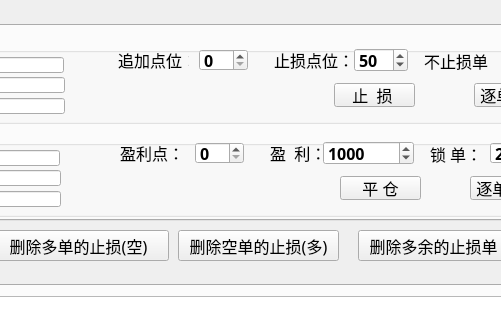
Old version of the form win2.ui in the repository che7611/test; both pictures show x 482 to 983 and y 0 to 331 of the 1194 by 892 pixel window.
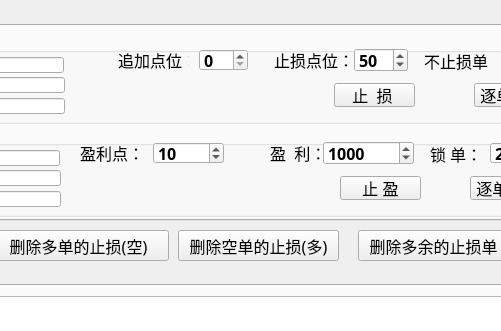
New version of the form.

What changed in the file:
```diff
--- a/win2.ui
+++ b/win2.ui
@@ -586,9 +586,9 @@
       <widget class="QSpinBox" name="box_c1">
        <property name="geometry">
         <rect>
-         <x>355</x>
+         <x>313</x>
          <y>16</y>
-         <width>49</width>
+         <width>71</width>
          <height>22</height>
         </rect>
        </property>
@@ -600,11 +600,14 @@
          <bold>true</bold>
         </font>
        </property>
+       <property name="minimum">
+        <number>0</number>
+       </property>
        <property name="maximum">
-        <number>50</number>
+        <number>500</number>
        </property>
        <property name="value">
-        <number>0</number>
+        <number>10</number>
        </property>
       </widget>
       <widget class="QLabel" name="label_16">
@@ -629,7 +632,7 @@
       <widget class="QLabel" name="label_17">
        <property name="geometry">
         <rect>
-         <x>280</x>
+         <x>240</x>
          <y>17</y>
          <width>61</width>
          <height>19</height>
@@ -797,7 +800,7 @@
         </font>
        </property>
        <property name="text">
-        <string>平 仓</string>
+        <string>止 盈</string>
        </property>
       </widget>
       <widget class="QCheckBox" name="c_close1">
```
Left out of the diff: 7 changed lines with no effect on the pictures.
